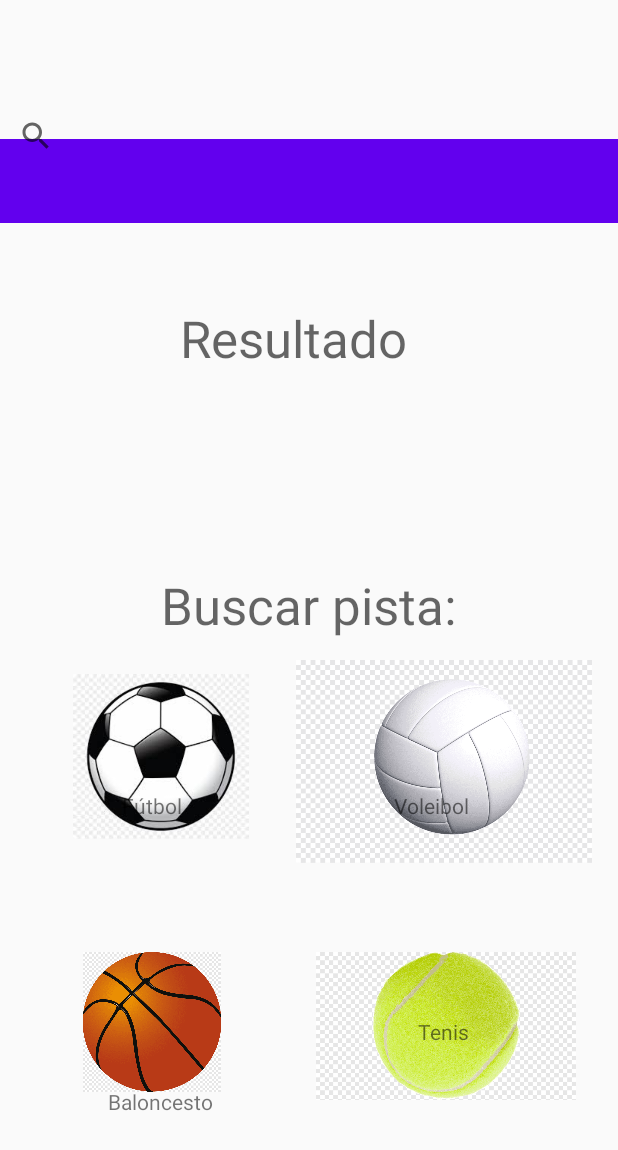
After one commit to acm1997/TeamMatch, an Android app: the layout activity_buscar.xml on its own in the app's theme, with its tools: preview values and no code run, on a phone screen of 412 x 824 dp. The commit adds this screen. Shown: the top 1150 px of the screen. Run offline under Robolectric (Android 15) with nearby library versions, the phone set to English and light mode, and no system bars.

Commit message:
Layout Activity Buscar

```diff
--- /dev/null
+++ b/app/src/main/res/layout/activity_buscar.xml
@@ -0,0 +1,180 @@
+<?xml version="1.0" encoding="utf-8"?>
+<androidx.constraintlayout.widget.ConstraintLayout xmlns:android="http://schemas.android.com/apk/res/android"
+    xmlns:app="http://schemas.android.com/apk/res-auto"
+    xmlns:tools="http://schemas.android.com/tools"
+    android:layout_width="match_parent"
+    android:layout_height="match_parent">
+
+    <androidx.appcompat.widget.Toolbar
+        android:id="@+id/toolbar2"
+        android:layout_width="match_parent"
+        android:layout_height="?attr/actionBarSize"
+        android:layout_marginBottom="675dp"
+        android:background="?attr/colorPrimary"
+        app:layout_constraintBottom_toBottomOf="parent"
+        app:layout_constraintEnd_toEndOf="parent"
+        app:layout_constraintStart_toStartOf="parent"
+        app:popupTheme="@style/AppTheme.PopupOverlay" />
+
+    <SearchView
+        android:id="@+id/idBuscarEquipo"
+        android:layout_width="413dp"
+        android:layout_height="54dp"
+        app:layout_constraintBottom_toBottomOf="parent"
+        app:layout_constraintEnd_toEndOf="parent"
+        app:layout_constraintHorizontal_bias="0.0"
+        app:layout_constraintStart_toStartOf="parent"
+        app:layout_constraintTop_toTopOf="parent"
+        app:layout_constraintVertical_bias="0.082" />
+
+    <TextView
+        android:id="@+id/idResultado"
+        android:layout_width="170dp"
+        android:layout_height="48dp"
+        android:text="@string/idResultado"
+        android:textAppearance="@style/TextAppearance.AppCompat.Display1"
+        app:layout_constraintBottom_toBottomOf="parent"
+        app:layout_constraintEnd_toEndOf="parent"
+        app:layout_constraintHorizontal_bias="0.497"
+        app:layout_constraintStart_toStartOf="parent"
+        app:layout_constraintTop_toTopOf="@+id/toolbar2"
+        app:layout_constraintVertical_bias="0.161" />
+
+    <androidx.recyclerview.widget.RecyclerView
+        android:id="@+id/my_recycler_view"
+        android:layout_width="411dp"
+        android:layout_height="178dp"
+        android:layout_marginTop="158dp"
+        android:layout_marginBottom="395dp"
+        android:scrollbars="vertical"
+        app:layout_constraintBottom_toBottomOf="parent"
+        app:layout_constraintEnd_toEndOf="parent"
+        app:layout_constraintStart_toStartOf="parent"
+        app:layout_constraintTop_toTopOf="parent"
+        tools:itemCount="9" />
+
+    <TextView
+        android:id="@+id/textView3"
+        android:layout_width="wrap_content"
+        android:layout_height="wrap_content"
+        android:text="@string/idBuscarPista"
+        android:textAppearance="@style/TextAppearance.AppCompat.Display1"
+        app:layout_constraintBottom_toBottomOf="parent"
+        app:layout_constraintEnd_toEndOf="parent"
+        app:layout_constraintHorizontal_bias="0.497"
+        app:layout_constraintStart_toStartOf="parent"
+        app:layout_constraintTop_toTopOf="parent"
+        app:layout_constraintVertical_bias="0.489" />
+
+    <ImageView
+        android:id="@+id/imageView2"
+        android:layout_width="120dp"
+        android:layout_height="110dp"
+        android:contentDescription="icono balon futbol"
+        app:layout_constraintBottom_toBottomOf="parent"
+        app:layout_constraintEnd_toEndOf="parent"
+        app:layout_constraintHorizontal_bias="0.161"
+        app:layout_constraintStart_toStartOf="parent"
+        app:layout_constraintTop_toTopOf="parent"
+        app:layout_constraintVertical_bias="0.629"
+        tools:srcCompat="@drawable/soccer" />
+
+    <ImageView
+        android:id="@+id/imageView3"
+        android:layout_width="200dp"
+        android:layout_height="135dp"
+        app:layout_constraintBottom_toBottomOf="parent"
+        app:layout_constraintEnd_toEndOf="parent"
+        app:layout_constraintHorizontal_bias="0.924"
+        app:layout_constraintStart_toStartOf="parent"
+        app:layout_constraintTop_toTopOf="parent"
+        app:layout_constraintVertical_bias="0.639"
+        app:srcCompat="@drawable/voleibol" />
+
+    <ImageView
+        android:id="@+id/imageView4"
+        android:layout_width="109dp"
+        android:layout_height="93dp"
+        app:layout_constraintBottom_toBottomOf="parent"
+        app:layout_constraintEnd_toEndOf="parent"
+        app:layout_constraintHorizontal_bias="0.155"
+        app:layout_constraintStart_toStartOf="parent"
+        app:layout_constraintTop_toTopOf="parent"
+        app:layout_constraintVertical_bias="0.869"
+        app:srcCompat="@drawable/baloncesto" />
+
+    <ImageView
+        android:id="@+id/imageView5"
+        android:layout_width="173dp"
+        android:layout_height="112dp"
+        app:layout_constraintBottom_toBottomOf="parent"
+        app:layout_constraintEnd_toEndOf="parent"
+        app:layout_constraintHorizontal_bias="0.882"
+        app:layout_constraintStart_toStartOf="parent"
+        app:layout_constraintTop_toTopOf="parent"
+        app:layout_constraintVertical_bias="0.882"
+        app:srcCompat="@drawable/tenis" />
+
+    <TextView
+        android:id="@+id/textView4"
+        android:layout_width="wrap_content"
+        android:layout_height="wrap_content"
+        android:layout_marginStart="81dp"
+        android:layout_marginTop="527dp"
+        android:layout_marginEnd="272dp"
+        android:layout_marginBottom="185dp"
+        android:text="@string/idIconoFutbol"
+        app:layout_constraintBottom_toBottomOf="parent"
+        app:layout_constraintEnd_toEndOf="parent"
+        app:layout_constraintHorizontal_bias="0.0"
+        app:layout_constraintStart_toStartOf="parent"
+        app:layout_constraintTop_toTopOf="parent"
+        app:layout_constraintVertical_bias="0.0" />
+
+    <TextView
+        android:id="@+id/textView5"
+        android:layout_width="wrap_content"
+        android:layout_height="wrap_content"
+        android:layout_marginStart="254dp"
+        android:layout_marginTop="527dp"
+        android:layout_marginEnd="99dp"
+        android:layout_marginBottom="185dp"
+        android:text="@string/idIconoVoleibol"
+        app:layout_constraintBottom_toBottomOf="parent"
+        app:layout_constraintEnd_toEndOf="parent"
+        app:layout_constraintHorizontal_bias="1.0"
+        app:layout_constraintStart_toStartOf="parent"
+        app:layout_constraintTop_toTopOf="parent"
+        app:layout_constraintVertical_bias="0.0" />
+
+    <TextView
+        android:id="@+id/textView6"
+        android:layout_width="wrap_content"
+        android:layout_height="wrap_content"
+        android:layout_marginStart="77dp"
+        android:layout_marginTop="678dp"
+        android:layout_marginEnd="276dp"
+        android:layout_marginBottom="34dp"
+        android:text="@string/idIconoBaloncesto"
+        app:layout_constraintBottom_toBottomOf="parent"
+        app:layout_constraintEnd_toEndOf="parent"
+        app:layout_constraintStart_toStartOf="parent"
+        app:layout_constraintTop_toTopOf="parent" />
+
+    <TextView
+        android:id="@+id/textView7"
+        android:layout_width="wrap_content"
+        android:layout_height="wrap_content"
+        android:layout_marginStart="254dp"
+        android:layout_marginTop="678dp"
+        android:layout_marginEnd="99dp"
+        android:layout_marginBottom="34dp"
+        android:text="@string/idIconoTenis"
+        app:layout_constraintBottom_toBottomOf="parent"
+        app:layout_constraintEnd_toEndOf="parent"
+        app:layout_constraintHorizontal_bias="1.0"
+        app:layout_constraintStart_toStartOf="parent"
+        app:layout_constraintTop_toTopOf="parent"
+        app:layout_constraintVertical_bias="0.0" />
+
+</androidx.constraintlayout.widget.ConstraintLayout>
--- a/app/src/main/res/layout/activity_main.xml
+++ b/app/src/main/res/layout/activity_main.xml
@@ -5,22 +5,6 @@
     android:layout_width="match_parent"
     android:layout_height="match_parent"
     tools:context=".MainActivity">
-
-    <com.google.android.material.appbar.AppBarLayout
-        android:layout_width="match_parent"
-        android:layout_height="wrap_content"
-        android:theme="@style/AppTheme.AppBarOverlay">
-
-        <androidx.appcompat.widget.Toolbar
-            android:id="@+id/toolbar"
-            android:layout_width="match_parent"
-            android:layout_height="?attr/actionBarSize"
-            android:background="?attr/colorPrimary"
-            app:popupTheme="@style/AppTheme.PopupOverlay" />
-
-    </com.google.android.material.appbar.AppBarLayout>
-
-    <include layout="@layout/content_evento" />
 
     <com.google.android.material.floatingactionbutton.FloatingActionButton
         android:id="@+id/fabNuevoEvento"
@@ -32,4 +16,22 @@
         app:rippleColor="#ED0000"
         app:srcCompat="@android:drawable/ic_menu_add" />
 
+    <com.google.android.material.appbar.AppBarLayout
+        android:layout_width="match_parent"
+        android:layout_height="wrap_content"
+        android:theme="@style/AppTheme.AppBarOverlay">
+
+    </com.google.android.material.appbar.AppBarLayout>
+
+    <androidx.appcompat.widget.Toolbar
+        android:id="@+id/toolbar"
+        android:layout_width="match_parent"
+        android:layout_height="?attr/actionBarSize"
+        android:background="?attr/colorPrimary"
+        app:popupTheme="@style/AppTheme.PopupOverlay" />
+
+    <androidx.recyclerview.widget.RecyclerView
+        android:layout_width="match_parent"
+        android:layout_height="match_parent" />
+
 </androidx.coordinatorlayout.widget.CoordinatorLayout>
--- a/app/src/main/res/layout/content_evento.xml
+++ b/app/src/main/res/layout/content_evento.xml
@@ -15,8 +15,9 @@
 
     <androidx.recyclerview.widget.RecyclerView
         android:id="@+id/my_recycler_view"
+        android:layout_width="381dp"
+        android:layout_height="196dp"
         android:scrollbars="vertical"
-        android:layout_width="match_parent"
-        android:layout_height="match_parent"/>
+        tools:itemCount="9" />
 
 </RelativeLayout>
--- a/app/src/main/res/layout/evento.xml
+++ b/app/src/main/res/layout/evento.xml
@@ -65,6 +65,8 @@
         android:text="Participantes"
         app:layout_constraintBottom_toBottomOf="parent"
         app:layout_constraintEnd_toEndOf="parent"
+        app:layout_constraintHorizontal_bias="0.585"
         app:layout_constraintStart_toStartOf="parent"
-        app:layout_constraintTop_toTopOf="parent" />
+        app:layout_constraintTop_toTopOf="parent"
+        app:layout_constraintVertical_bias="0.219" />
 </androidx.constraintlayout.widget.ConstraintLayout>
--- a/app/src/main/res/values/strings.xml
+++ b/app/src/main/res/values/strings.xml
@@ -11,4 +11,10 @@
     <string name="hello_second_fragment">Hello second fragment. Arg: %1$s</string>
     <!-- TODO: Remove or change this placeholder text -->
     <string name="hello_blank_fragment">Hello blank fragment</string>
+    <string name="idResultado">Resultado</string>
+    <string name="idBuscarPista">Buscar pista:</string>
+    <string name="idIconoFutbol">Fútbol</string>
+    <string name="idIconoVoleibol">Voleibol</string>
+    <string name="idIconoBaloncesto">Baloncesto</string>
+    <string name="idIconoTenis">Tenis</string>
 </resources>
```
Also changed, not shown: app/src/main/res/drawable/baloncesto.png (added), app/src/main/res/drawable/soccer.jpg (added), app/src/main/res/drawable/tenis.png (added), app/src/main/res/drawable/voleibol.png (added).
